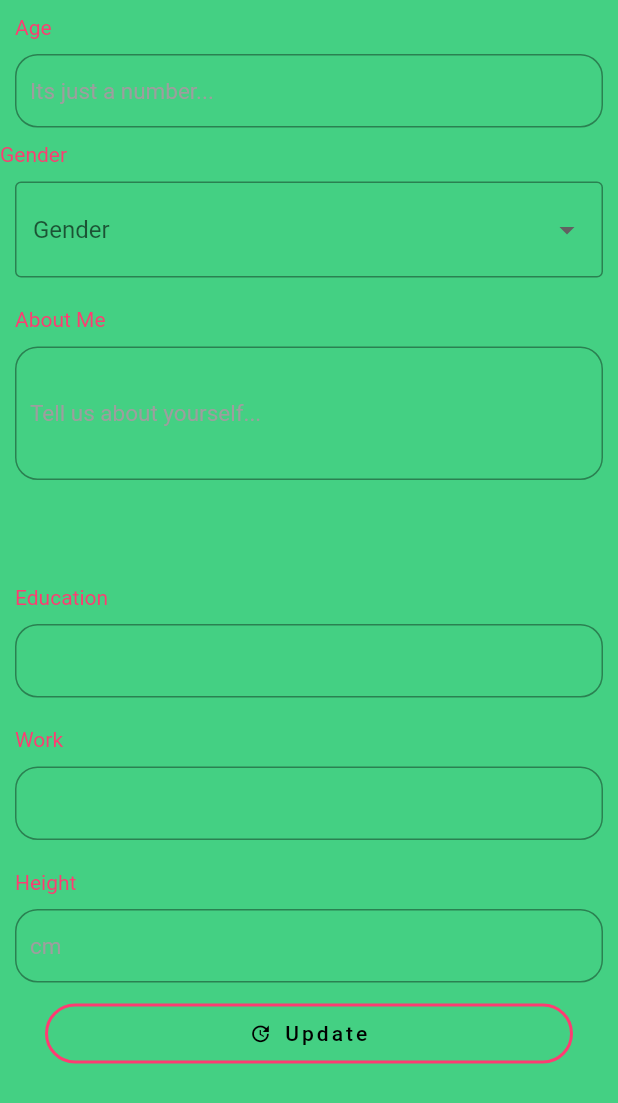
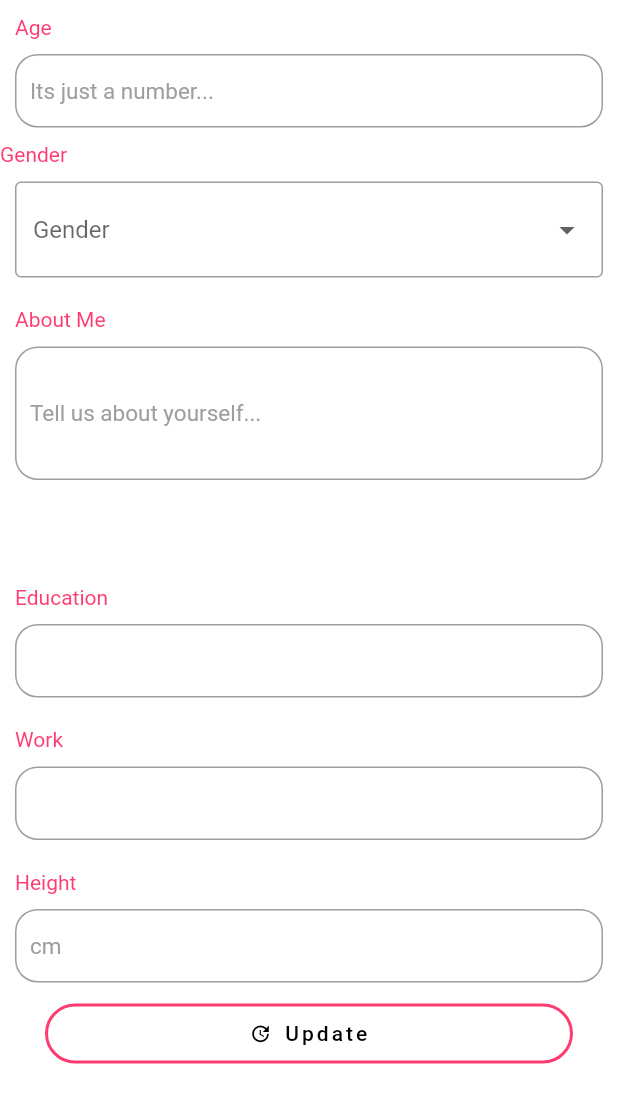
Before and after one commit to shurvirarora/Pepper, a Flutter app: the editProfile screen opened directly, on a phone screen of 412 x 824 dp. Shown: the top 1103 px of the screen. Run offline on Flutter 3.47's test engine with Material 2 defaults, Android fonts, the phone set to English and light mode, and no system bars; our stand-ins replace cloud_firestore, dot_navigation_bar, firebase_auth, firebase_core, flutter_tindercard, font_awesome_flutter; missing offline and left inert: flutter_login_facebook; accounts and stored records are empty.

Commit message:
updated profilePage & editProfilePage

```diff
--- a/lib/commons/my_info.dart
+++ b/lib/commons/my_info.dart
@@ -40,7 +40,7 @@ class MyInfo extends StatelessWidget {
                 style: whiteNameTextStyle,
               ),
               Text(
-                age,
+                ", " + age,
                 style: whiteNameTextStyle,
               ),
             ],
--- a/lib/pages/editProfilePage.dart
+++ b/lib/pages/editProfilePage.dart
@@ -30,6 +30,7 @@ class _editProfileState extends State<editProfile> {
     // print("dsadsadsadas" + uid.toString());
     DocumentReference collectionReference =
         FirebaseFirestore.instance.collection('User').doc(user.uid);
+    Navigator.pop(context);
     return collectionReference.set({
       'User': uid.toString(), //stores unique user id
       'Age': age,
@@ -58,10 +59,13 @@ class _editProfileState extends State<editProfile> {
 
   @override
   Widget build(BuildContext context) {
-    return SafeArea(
+    return Scaffold(
+      backgroundColor: Colors.white,
+      body: SafeArea(
           child: ListView(
         children: [
-        buildTextField('Age', 'Its just a number...', 30, TextInputType.number),
+          buildTextField(
+              'Age', 'Its just a number...', 30, TextInputType.number),
           Text(
             "Gender",
             style: TextStyle(color: Color(0xfffe3c72)),
@@ -101,14 +105,15 @@ class _editProfileState extends State<editProfile> {
           // FloatingActionButton(onPressed: addUser),
           Padding(
             padding: EdgeInsets.symmetric(horizontal: 30),
-          child: LoginButton(
-              'Update', Icons.update, addUser, Color(0xfffe3c72), Colors.black),
+            child: LoginButton('Update', Icons.update, addUser,
+                Color(0xfffe3c72), Colors.black),
           ),
           // BackButton(
           //   onPressed: fetchData,
           // ),
         ],
-    ));
+      )),
+    );
   }
 
   Widget buildTextField(
@@ -120,7 +125,7 @@ class _editProfileState extends State<editProfile> {
         children: [
           Text(
             label,
-            style: TextStyle(color: Color(0xfffe3c72)),
+            style: TextStyle(color: secondaryColor),
           ),
           SizedBox(
             height: 10,
@@ -177,7 +182,6 @@ class _editProfileState extends State<editProfile> {
   }
 }
 
-
 // BASIC INFO
 // Name
 // Age
@@ -197,7 +201,5 @@ class _editProfileState extends State<editProfile> {
 //Excercise ==> Drop down
 //Drinking smoking
 
-
-
 // PROFILE PROMPTS
 // Add 3 prompt buttons
--- a/lib/pages/messagePage.dart
+++ b/lib/pages/messagePage.dart
@@ -177,7 +177,6 @@ class _MessagesState extends State<Messages> {
   }
 }
 
-
 // BASIC INFO
 // Name
 // Age
@@ -197,7 +196,5 @@ class _MessagesState extends State<Messages> {
 //Excercise ==> Drop down
 //Drinking smoking
 
-
-
 // PROFILE PROMPTS
 // Add 3 prompt buttons
```
Also changed, not shown: lib/pages/profilePage.dart (+32 -2 lines). Lines whose indentation alone changed are shown as unchanged.
